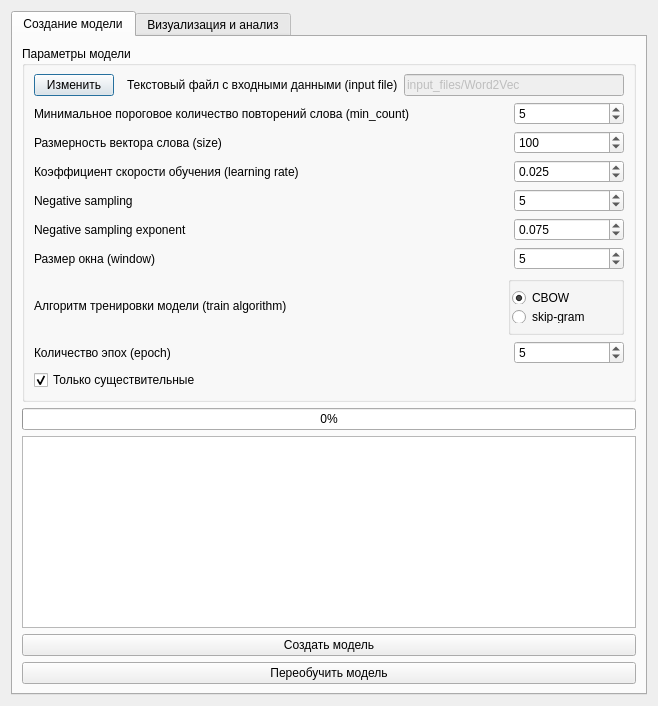
First picture: the form in sources/Word2VecNew/ui/DialogWord2Vec.ui, repository AndreyTulyakov/TextStageProcessor, before the edit.
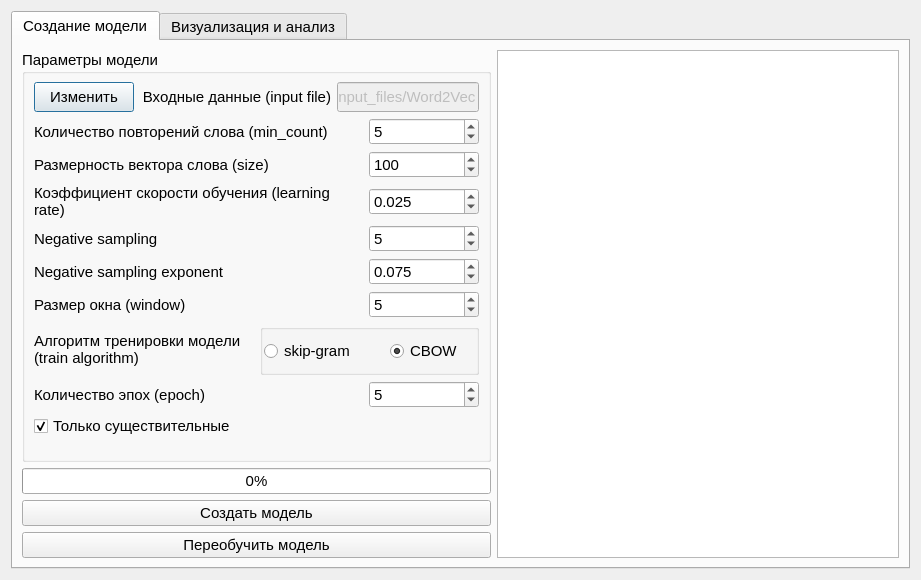
Second picture: the form after the edit. Icons and pictures are not drawn.

Commit message: Изменения в интерфейсе word2vec

The edit to the form file:
```diff
--- a/sources/Word2VecNew/ui/DialogWord2Vec.ui
+++ b/sources/Word2VecNew/ui/DialogWord2Vec.ui
@@ -2,22 +2,59 @@
 <ui version="4.0">
  <class>Word2VecDialog</class>
  <widget class="QDialog" name="Word2VecDialog">
+  <property name="windowModality">
+   <enum>Qt::NonModal</enum>
+  </property>
+  <property name="enabled">
+   <bool>true</bool>
+  </property>
   <property name="geometry">
    <rect>
     <x>0</x>
     <y>0</y>
-    <width>658</width>
-    <height>706</height>
+    <width>921</width>
+    <height>580</height>
    </rect>
   </property>
+  <property name="sizePolicy">
+   <sizepolicy hsizetype="Expanding" vsizetype="Expanding">
+    <horstretch>0</horstretch>
+    <verstretch>0</verstretch>
+   </sizepolicy>
+  </property>
+  <property name="minimumSize">
+   <size>
+    <width>657</width>
+    <height>580</height>
+   </size>
+  </property>
+  <property name="font">
+   <font>
+    <family>Segoe UI</family>
+    <pointsize>14</pointsize>
+   </font>
+  </property>
   <property name="windowTitle">
    <string>Алгоритм word2vec</string>
   </property>
+  <property name="windowIcon">
+   <iconset>
+    <normaloff>w2v_image.png</normaloff>w2v_image.png</iconset>
+  </property>
+  <property name="modal">
+   <bool>false</bool>
+  </property>
+  <layout class="QVBoxLayout" name="verticalLayout" stretch="0">
+   <item>
   <layout class="QVBoxLayout" name="verticalLayout_2">
    <item>
-    <layout class="QVBoxLayout" name="verticalLayout">
-     <item>
       <widget class="QTabWidget" name="tabWidget">
+       <property name="font">
+        <font>
+         <family>Segoe UI</family>
+         <pointsize>11</pointsize>
+        </font>
+       </property>
        <property name="currentIndex">
         <number>0</number>
        </property>
@@ -27,16 +64,16 @@
         </attribute>
         <layout class="QVBoxLayout" name="verticalLayout_4">
          <item>
-          <layout class="QVBoxLayout" name="createMainVLayout">
+          <layout class="QHBoxLayout" name="createMainHLayout">
            <item>
-            <layout class="QVBoxLayout" name="configVLayout">
+            <layout class="QVBoxLayout" name="createVLayout">
              <item>
               <widget class="QGroupBox" name="word2VecConfigGBox">
                <property name="enabled">
                 <bool>true</bool>
                </property>
                <property name="sizePolicy">
-                <sizepolicy hsizetype="Preferred" vsizetype="Preferred">
+                <sizepolicy hsizetype="Expanding" vsizetype="Expanding">
                  <horstretch>0</horstretch>
                  <verstretch>0</verstretch>
                 </sizepolicy>
@@ -47,6 +84,12 @@
                  <height>100</height>
                 </size>
                </property>
+               <property name="maximumSize">
+                <size>
+                 <width>16777215</width>
+                 <height>16777215</height>
+                </size>
+               </property>
                <property name="title">
                 <string>Параметры модели</string>
                </property>
@@ -65,8 +108,17 @@
                 </property>
                 <item>
                  <layout class="QHBoxLayout" name="filePathHLayout">
+                  <property name="sizeConstraint">
+                   <enum>QLayout::SetFixedSize</enum>
+                  </property>
                   <item alignment="Qt::AlignLeft">
                    <widget class="QPushButton" name="selectAnotherPathBtn">
+                    <property name="minimumSize">
+                     <size>
+                      <width>100</width>
+                      <height>30</height>
+                     </size>
+                    </property>
                     <property name="text">
                      <string>Изменить</string>
                     </property>
@@ -80,8 +132,20 @@
                       <verstretch>0</verstretch>
                      </sizepolicy>
                     </property>
+                    <property name="minimumSize">
+                     <size>
+                      <width>191</width>
+                      <height>30</height>
+                     </size>
+                    </property>
                     <property name="text">
-                     <string>Текстовый файл с входными данными (input file)</string>
+                     <string>Входные данные (input file)</string>
+                    </property>
+                    <property name="alignment">
+                     <set>Qt::AlignRight|Qt::AlignTrailing|Qt::AlignVCenter</set>
+                    </property>
+                    <property name="wordWrap">
+                     <bool>true</bool>
                     </property>
                    </widget>
                   </item>
@@ -99,12 +163,12 @@
                     <property name="minimumSize">
                      <size>
                       <width>0</width>
-                      <height>0</height>
+                      <height>30</height>
                      </size>
                     </property>
                     <property name="maximumSize">
                      <size>
-                      <width>220</width>
+                      <width>16777215</width>
                       <height>63</height>
                      </size>
                     </property>
@@ -126,7 +190,10 @@
                   <item>
                    <widget class="QLabel" name="wordFrequencyLbl">
                     <property name="text">
-                     <string>Минимальное пороговое количество повторений слова (min_count)</string>
+                     <string>Количество повторений слова (min_count)</string>
+                    </property>
+                    <property name="wordWrap">
+                     <bool>true</bool>
                     </property>
                    </widget>
                   </item>
@@ -167,6 +234,9 @@
                     <property name="text">
                      <string>Размерность вектора слова (size)</string>
                     </property>
+                    <property name="wordWrap">
+                     <bool>true</bool>
+                    </property>
                    </widget>
                   </item>
                   <item>
@@ -197,6 +267,9 @@
                     <property name="text">
                      <string>Коэффициент скорости обучения (learning rate)</string>
                     </property>
+                    <property name="wordWrap">
+                     <bool>true</bool>
+                    </property>
                    </widget>
                   </item>
                   <item>
@@ -248,6 +321,9 @@
                     <property name="alignment">
                      <set>Qt::AlignLeading|Qt::AlignLeft|Qt::AlignVCenter</set>
                     </property>
+                    <property name="wordWrap">
+                     <bool>true</bool>
+                    </property>
                    </widget>
                   </item>
                   <item>
@@ -302,6 +378,9 @@
                     <property name="alignment">
                      <set>Qt::AlignLeading|Qt::AlignLeft|Qt::AlignVCenter</set>
                     </property>
+                    <property name="wordWrap">
+                     <bool>true</bool>
+                    </property>
                    </widget>
                   </item>
                   <item>
@@ -353,6 +432,9 @@
                     <property name="alignment">
                      <set>Qt::AlignLeading|Qt::AlignLeft|Qt::AlignVCenter</set>
                     </property>
+                    <property name="wordWrap">
+                     <bool>true</bool>
+                    </property>
                    </widget>
                   </item>
                   <item>
@@ -384,11 +466,17 @@
                 </item>
                 <item>
                  <layout class="QHBoxLayout" name="algorithmHLayout">
+                  <property name="spacing">
+                   <number>6</number>
+                  </property>
+                  <property name="sizeConstraint">
+                   <enum>QLayout::SetMaximumSize</enum>
+                  </property>
                   <item>
                    <widget class="QLabel" name="algorithmRadioLbl">
                     <property name="minimumSize">
                      <size>
-                      <width>155</width>
+                      <width>150</width>
                       <height>20</height>
                      </size>
                     </property>
@@ -404,10 +492,19 @@
                     <property name="alignment">
                      <set>Qt::AlignLeading|Qt::AlignLeft|Qt::AlignVCenter</set>
                     </property>
+                    <property name="wordWrap">
+                     <bool>true</bool>
+                    </property>
                    </widget>
                   </item>
                   <item>
                    <widget class="QGroupBox" name="algorithmsGroupBox">
+                    <property name="minimumSize">
+                     <size>
+                      <width>200</width>
+                      <height>0</height>
+                     </size>
+                    </property>
                     <property name="maximumSize">
                      <size>
                       <width>110</width>
@@ -426,7 +523,7 @@
                     <property name="checkable">
                      <bool>false</bool>
                     </property>
-                    <layout class="QVBoxLayout" name="verticalLayout_3">
+                    <layout class="QHBoxLayout" name="horizontalLayout_2">
                      <property name="spacing">
                       <number>6</number>
                      </property>
@@ -436,24 +533,14 @@
                      <property name="leftMargin">
                       <number>1</number>
                      </property>
-                     <item>
-                      <widget class="QRadioButton" name="CBOWRadio">
-                       <property name="maximumSize">
-                        <size>
-                         <width>110</width>
-                         <height>16777215</height>
-                        </size>
-                       </property>
-                       <property name="text">
-                        <string>CBOW</string>
-                       </property>
-                       <property name="checked">
-                        <bool>true</bool>
-                       </property>
-                      </widget>
-                     </item>
                      <item>
                       <widget class="QRadioButton" name="skipGramRadio">
+                       <property name="minimumSize">
+                        <size>
+                         <width>120</width>
+                         <height>20</height>
+                        </size>
+                       </property>
                        <property name="maximumSize">
                         <size>
                          <width>100</width>
@@ -465,6 +552,28 @@
                        </property>
                       </widget>
                      </item>
+                     <item>
+                      <widget class="QRadioButton" name="CBOWRadio">
+                       <property name="minimumSize">
+                        <size>
+                         <width>0</width>
+                         <height>20</height>
+                        </size>
+                       </property>
+                       <property name="maximumSize">
+                        <size>
+                         <width>110</width>
+                         <height>16777215</height>
+                        </size>
+                       </property>
+                       <property name="text">
+                        <string>CBOW</string>
+                       </property>
+                       <property name="checked">
+                        <bool>true</bool>
+                       </property>
+                      </widget>
+                     </item>
                     </layout>
                    </widget>
                   </item>
@@ -477,6 +586,9 @@
                     <property name="text">
                      <string>Количество эпох (epoch)</string>
                     </property>
+                    <property name="wordWrap">
+                     <bool>true</bool>
+                    </property>
                    </widget>
                   </item>
                   <item>
@@ -543,8 +655,6 @@
                </layout>
               </widget>
              </item>
-            </layout>
-           </item>
            <item>
             <widget class="QProgressBar" name="createModelBar">
              <property name="value">
@@ -558,19 +668,6 @@
              </property>
             </widget>
            </item>
-           <item>
-            <widget class="QTextEdit" name="createLogTextEdit">
-             <property name="enabled">
-              <bool>true</bool>
-             </property>
-             <property name="sizePolicy">
-              <sizepolicy hsizetype="MinimumExpanding" vsizetype="MinimumExpanding">
-               <horstretch>0</horstretch>
-               <verstretch>0</verstretch>
-              </sizepolicy>
-             </property>
-            </widget>
-           </item>
            <item>
             <widget class="QPushButton" name="createModelBtn">
              <property name="text">
@@ -587,6 +684,27 @@
            </item>
           </layout>
          </item>
+           <item>
+            <widget class="QTextEdit" name="createLogTextEdit">
+             <property name="enabled">
+              <bool>true</bool>
+             </property>
+             <property name="sizePolicy">
+              <sizepolicy hsizetype="Expanding" vsizetype="Expanding">
+               <horstretch>0</horstretch>
+               <verstretch>0</verstretch>
+              </sizepolicy>
+             </property>
+             <property name="minimumSize">
+              <size>
+               <width>350</width>
+               <height>0</height>
+              </size>
+             </property>
+            </widget>
+           </item>
+          </layout>
+         </item>
         </layout>
        </widget>
        <widget class="QWidget" name="tSNEVisualizeTab">
```
Left out of the diff: 59 changed lines with no effect on the pictures. Lines whose indentation alone changed are shown as unchanged. The commit also changes 2 other files.
